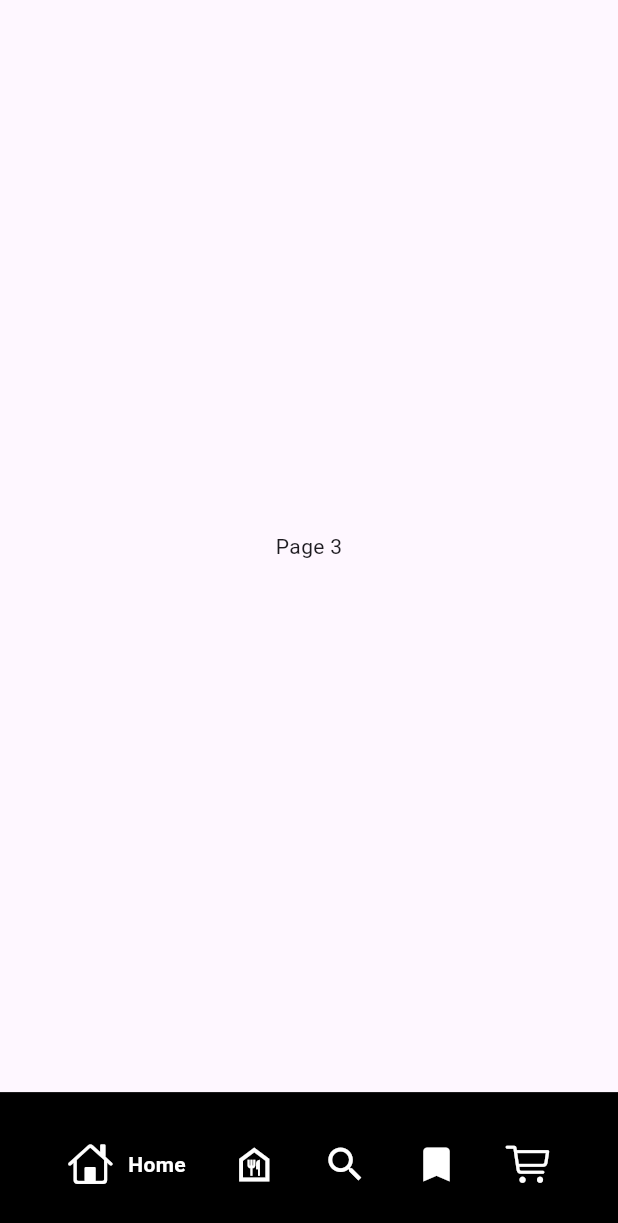
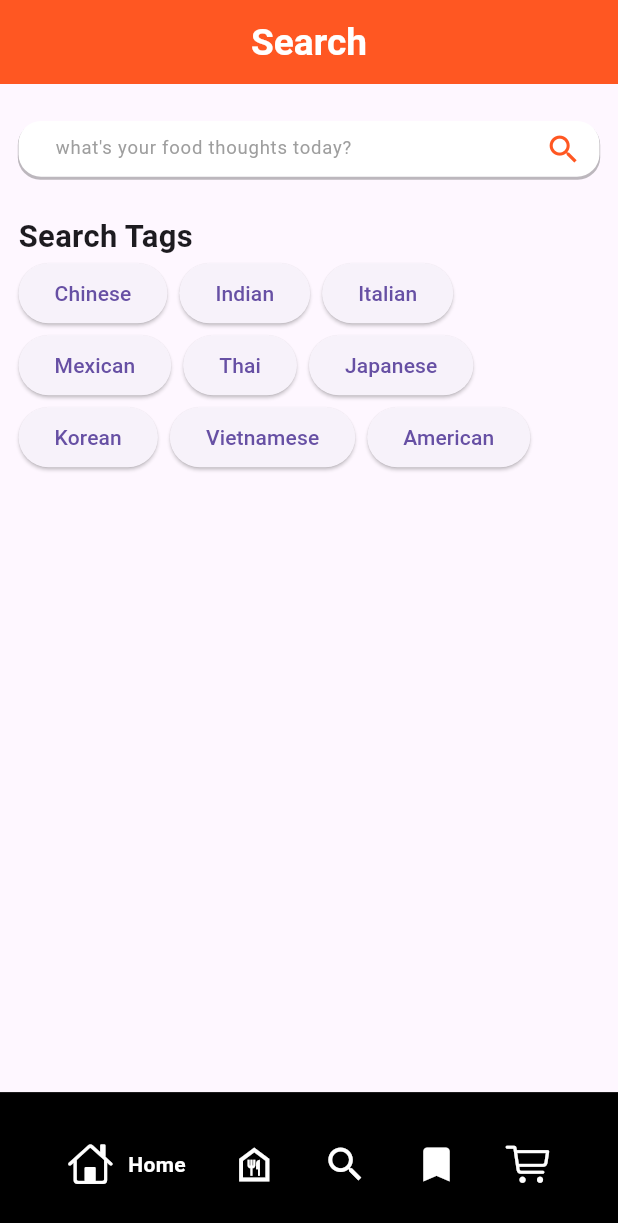
Before and after one commit to Duke-Raccoon/MealIn, a Flutter app: the Home screen opened directly, swiped to page 3, on a phone screen of 412 x 824 dp. Shown: the top 1223 px of the screen. Run offline on Flutter 3.47's test engine with Material 3 defaults, Android fonts, the light colour scheme and no system bars; drawn by our look-alikes of google_nav_bar; our stand-ins replace firebase_core, hive_flutter, share_plus; accounts and stored records are empty; network calls fail.

Commit message:
All tabs work now

```diff
--- a/lib/components/custom_app_bar.dart
+++ b/lib/components/custom_app_bar.dart
@@ -24,7 +24,7 @@ class CustomAppBar extends StatelessWidget implements PreferredSizeWidget{
           Navigator.pop(context);
         },
         icon: const Icon(Icons.arrow_back, color: Colors.white,),
-      ) : null,
+      ) : const Column(),
     );
   }
 }
--- a/lib/components/tab_bar_widget.dart
+++ b/lib/components/tab_bar_widget.dart
@@ -117,7 +117,7 @@ class HomeTabBarView extends StatelessWidget {
                     children: [
                       GestureDetector(
                         onTap: () {
-                          Navigator.push(context, MaterialPageRoute(builder: (context) => RecipeDetail(recipe: snap)));
+                          Navigator.push(context, MaterialPageRoute(builder: (context) => RecipeDetail(recipeInfo: snap)));
 
                         },
 
--- a/lib/components/text_field_widget.dart
+++ b/lib/components/text_field_widget.dart
@@ -1,10 +1,12 @@
 import 'package:flutter/material.dart';
+import 'package:recipeapp/screens/all_recipe.dart';
 
 class TextFieldWidget extends StatelessWidget {
   const TextFieldWidget({super.key});
 
   @override
   Widget build(BuildContext context) {
+    TextEditingController searchController = TextEditingController();
     final h= MediaQuery.of(context).size.height;
     final w= MediaQuery.of(context).size.width;
     return Container(
@@ -24,6 +26,7 @@ class TextFieldWidget extends StatelessWidget {
       ),
 
       child: TextField(
+        controller: searchController,
         style: TextStyle(
           fontSize: w*0.03,
           color: Colors.black,
@@ -45,10 +48,17 @@ class TextFieldWidget extends StatelessWidget {
             borderRadius: BorderRadius.circular(15),
             borderSide: BorderSide.none
           ),
-          suffixIcon: IconButton(
-            icon: const Icon(Icons.search), color: Colors.deepOrange,
-            onPressed: (){},
-          )
+          suffixIcon: GestureDetector(
+            onTap: () {
+              Navigator.push(context,
+              MaterialPageRoute(builder: (context)=> AllRecipe(recipe: searchController.text)));
+            },
+            child:  Icon(Icons.search,
+            color: Colors.deepOrange,
+            size: w*0.06,
+
+            ),
+        )
         ),
       ),);
   }
--- /dev/null
+++ b/lib/constants/serach_tags.dart
@@ -0,0 +1,13 @@
+
+
+List tags=[
+  'Chinese',
+  'Indian',
+  'Italian',
+  'Mexican',
+  'Thai',
+  'Japanese',
+  'Korean',
+  'Vietnamese',
+  'American'
+];
--- a/lib/screens/all_recipe.dart
+++ b/lib/screens/all_recipe.dart
@@ -9,7 +9,7 @@ class AllRecipe extends StatelessWidget {
 
   @override
   Widget build(BuildContext context) {
-    final h = MediaQuery.of(context).size.height;
+    //final h = MediaQuery.of(context).size.height;
     final w = MediaQuery.of(context).size.width;
     return Scaffold(
       appBar: CustomAppBar(title: recipe, back: true),
@@ -53,7 +53,7 @@ class AllRecipe extends StatelessWidget {
                                 GestureDetector(
                                   onTap: (){
                                     Navigator.push(context,
-                                    MaterialPageRoute(builder: (context) => RecipeDetail(recipe: snap),));
+                                    MaterialPageRoute(builder: (context) => RecipeDetail(recipeInfo: snap),));
                                   },
                                   child: Container(
                                     decoration: BoxDecoration(
--- a/lib/screens/home.dart
+++ b/lib/screens/home.dart
@@ -3,6 +3,9 @@ import 'package:flutter/material.dart';
 import 'package:recipeapp/components/bottom_nav_bar.dart';
 import 'package:recipeapp/screens/categories_screen.dart';
 import 'package:recipeapp/screens/home_screen.dart';
+import 'package:recipeapp/screens/saved_screen.dart';
+import 'package:recipeapp/screens/search_screen.dart';
+import 'package:recipeapp/screens/shopping_screen.dart';
 
 class Home extends StatefulWidget {
   const Home({super.key});
@@ -49,9 +52,9 @@ class _HomeState extends State<Home> {
         children: const[
           HomePage(),
           RecipeCategory(),
-          Center(child: Text('Page 3'),),
-          Center(child: Text('Page 4'),),
-          Center(child: Text('Page 5'),),
+          SearchScreen(),
+          SavedScreen(),
+          ShoppingScreen(),
         ],
       ),
     );
--- /dev/null
+++ b/lib/screens/search_screen.dart
@@ -0,0 +1,49 @@
+import 'package:flutter/material.dart';
+import 'package:recipeapp/components/custom_app_bar.dart';
+import 'package:recipeapp/constants/serach_tags.dart';
+import 'package:recipeapp/components/text_field_widget.dart';
+import 'package:recipeapp/screens/all_recipe.dart';
+
+class SearchScreen extends StatelessWidget {
+  const SearchScreen({super.key});
+
+  @override
+  Widget build(BuildContext context) {
+    final h = MediaQuery.of(context).size.height;
+    final w = MediaQuery.of(context).size.width;
+    return Scaffold(
+      appBar: const CustomAppBar(
+        title: 'Search',
+        back: false,
+      ),
+      body: Padding(
+        padding: EdgeInsets.symmetric(horizontal: w * 0.03, vertical: h * 0.03),
+        child: Column(
+          crossAxisAlignment: CrossAxisAlignment.stretch,
+          children: [
+            const TextFieldWidget(),
+            SizedBox(height: h * 0.03),
+            Text(
+              'Search Tags',
+              style: TextStyle(
+                fontSize: w * 0.05,
+                fontWeight: FontWeight.bold,
+              ),
+            ),
+            Wrap(spacing: 8,
+            children:
+              tags.map((label){
+                return ElevatedButton(onPressed: (){
+                  Navigator.push(context, MaterialPageRoute(builder: (context)=>AllRecipe(recipe: label)));
+                },
+                child: Text(label)
+                );
+              }).toList()
+
+            ,)
+          ],
+        ),
+      ),
+    );
+  }
+}
--- a/pubspec.yaml
+++ b/pubspec.yaml
@@ -42,6 +42,9 @@ dependencies:
   provider: ^6.1.2
   http: ^1.2.2
   google_nav_bar: ^5.0.7
+  url_launcher: ^6.3.1
+  share_plus: ^10.1.4
+  hive_flutter: ^1.1.0
 
 dev_dependencies:
   flutter_test:
```
Also changed, not shown: lib/components/ingredient_item.dart (+28 -2 lines), lib/constants/share.dart (added, +9 -0 lines), lib/constants/start_recipe.dart (added, +13 -0 lines), lib/main.dart (+6 -1 lines), lib/screens/recipe_detail.dart (+62 -21 lines), lib/screens/saved_screen.dart (added, +43 -0 lines), lib/screens/shopping_screen.dart (added, +66 -0 lines), pubspec.lock, 6 other files.
